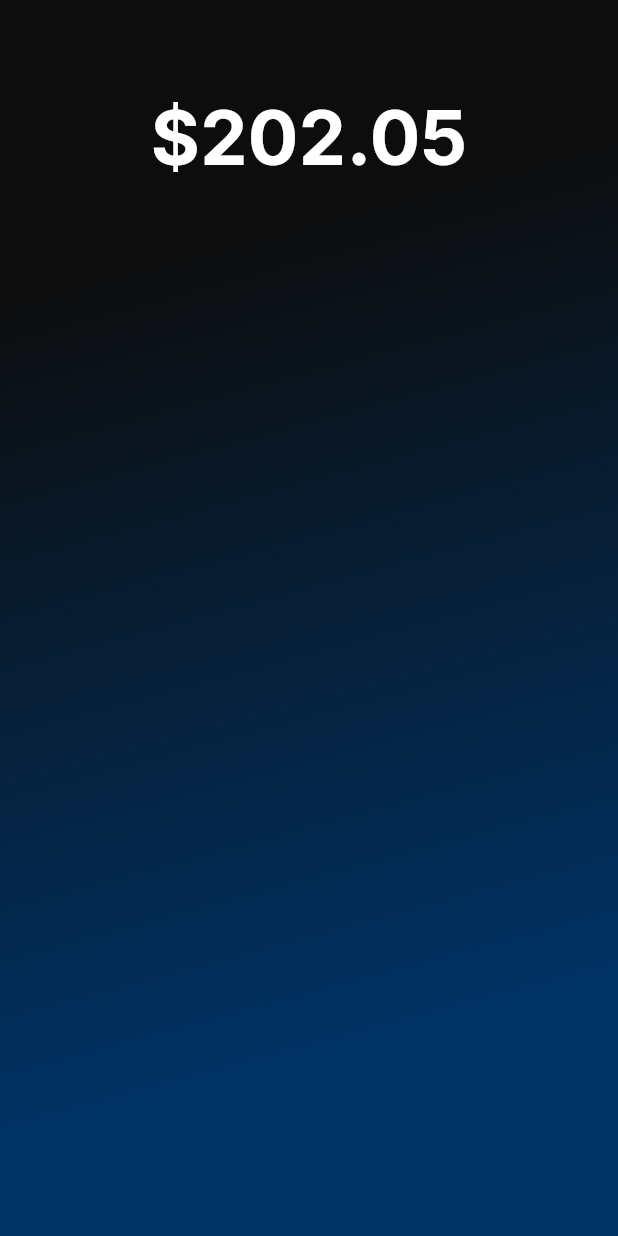
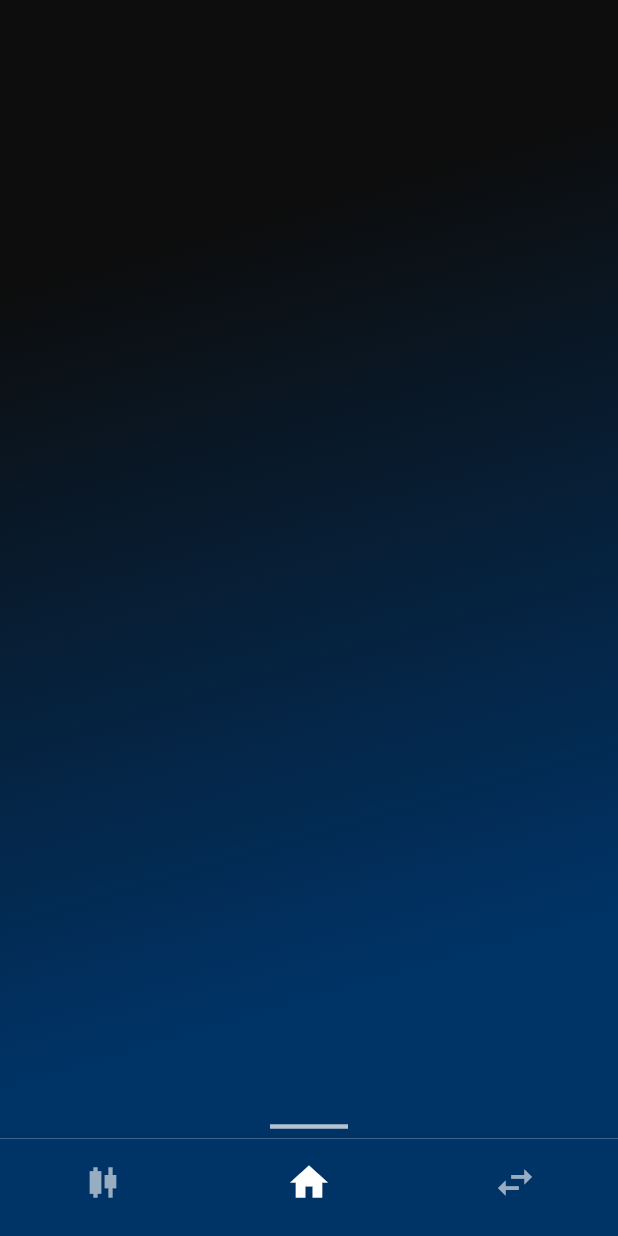
Before and after one commit to SeldomZed/Huppes_Wallet, a Flutter app: the screen it shows after launch, on a phone screen of 412 x 824 dp. Run offline on Flutter 3.47's test engine with Material 3 defaults, Android fonts, the phone set to English and light mode, and no system bars; our stand-ins replace google_fonts.

Commit message:
bottombarNav + theme

```diff
--- a/lib/screens/walletInput.dart
+++ b/lib/screens/walletInput.dart
@@ -14,6 +14,8 @@ class _WalletInputState extends State<WalletInput> {
     super.initState();
   }
 
+  int _selectedIndex = 1;
+
   @override
   Widget build(BuildContext context) {
     return Scaffold(
@@ -26,24 +28,92 @@ class _WalletInputState extends State<WalletInput> {
         decoration: BoxDecoration(
           gradient: LinearGradient(
             colors: [Color(0xFF0D0D0D), Color(0xFF003366)],
-            begin: Alignment.topCenter, // Dégradé plus équilibré
+            begin: Alignment.topCenter,
             end: Alignment.bottomRight,
             stops: [0.1, 0.8], // Transition plus fluide
           ),
         ),
         child: Column(
           children: [
-            Text(
-              "\$202.05",
-              style: GoogleFonts.inter(
-                fontSize: 50,
-                color: Colors.white,
-                fontWeight: FontWeight.w700,
+            Expanded(
+              child: Align(
+                alignment: Alignment.topCenter,
+                child: Text(
+                  "\ ",
+                  style: GoogleFonts.inter(
+                    fontSize: 50,
+                    color: Colors.white,
+                    fontWeight: FontWeight.bold,
+                  ),
+                ),
               ),
-            )
+            ),
+            if (_selectedIndex == 1)
+              Divider(
+                color: Colors.white70,
+                thickness: 3,
+                endIndent: 180,
+                indent: 180,
+              ),
+            if (_selectedIndex == 0)
+              Divider(
+                color: Colors.white70,
+                thickness: 3,
+                endIndent: 320,
+                indent: 40,
+              ), // Ligne fine blanche
+          ],
+        ),
+      ),
+      bottomNavigationBar: Theme(
+        data: Theme.of(context).copyWith(
+          splashColor: Colors.transparent,
+          highlightColor: Colors.transparent,
+          splashFactory: NoSplash.splashFactory,
+        ),
+        child: BottomNavigationBar(
+          iconSize: 30,
+          backgroundColor: Color(0xFF003366), // Fond noir
+          selectedItemColor: Colors.white,
+          unselectedItemColor: Colors.white60,
+          showSelectedLabels: false,
+          showUnselectedLabels: false,
+          type: BottomNavigationBarType.fixed,
+          currentIndex: _selectedIndex,
+          onTap: (index) {
+            setState(() {
+              _selectedIndex = index;
+            });
+          },
+          items: const [
+            BottomNavigationBarItem(
+              icon: Icon(Icons.candlestick_chart),
+              label: "",
+            ),
+            BottomNavigationBarItem(
+              icon: Icon(Icons.home),
+              label: "",
+            ),
+            BottomNavigationBarItem(
+              icon: Icon(Icons.swap_horiz_outlined),
+              label: "",
+            ),
           ],
         ),
       ),
     );
   }
+
+  // Widget _buildPage(int index) {
+  //   switch (index) {
+  //     case 0:
+  //       return ChartPage(); // Remplace par ta page de graphiques
+  //     case 1:
+  //       return WalletPage(); // Remplace par ta page de wallet
+  //     case 2:
+  //       return SettingsPage(); // Remplace par ta page de paramètres
+  //     default:
+  //       return Container();
+  //   }
+  // }
 }
```
Also changed, not shown: 1 other file.
